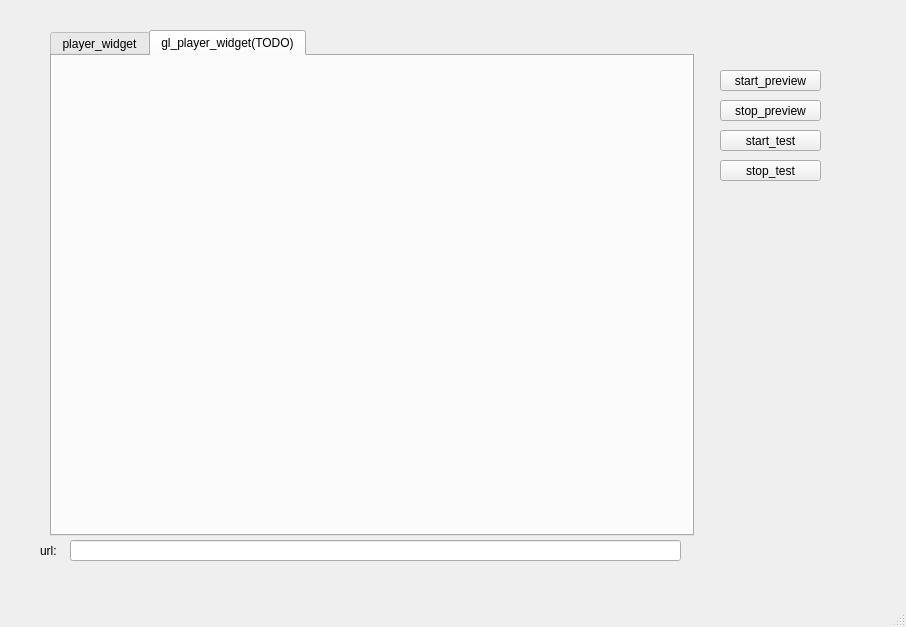
First picture: the form in mainwindow.ui, repository xssbyte/qt_ffmpeg_rtmp_player_demo, before the edit.
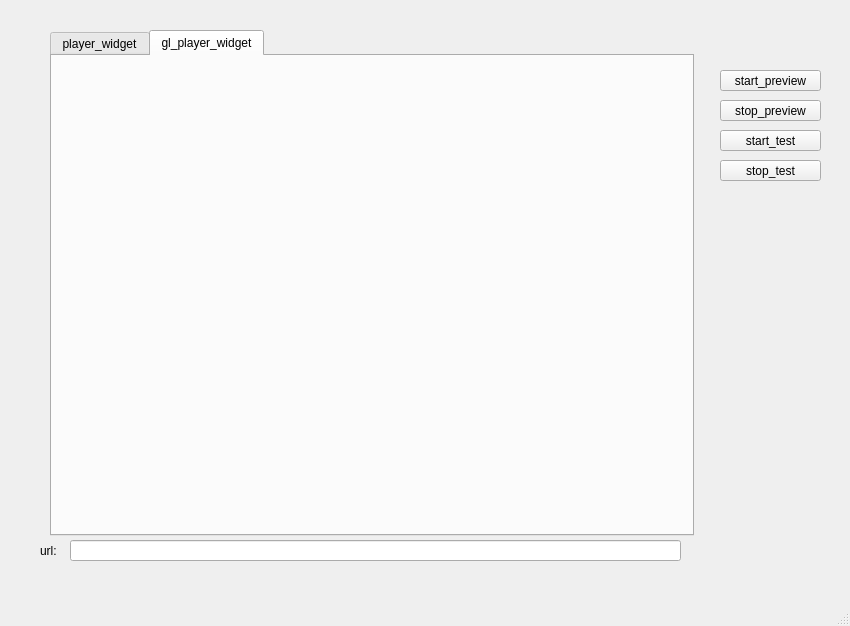
Second picture: the form after the edit. Custom widgets are drawn as their Qt base class.

Commit message: update opengl widget

```diff
--- a/mainwindow.ui
+++ b/mainwindow.ui
@@ -6,8 +6,8 @@
    <rect>
     <x>0</x>
     <y>0</y>
-    <width>906</width>
-    <height>627</height>
+    <width>850</width>
+    <height>626</height>
    </rect>
   </property>
   <property name="windowTitle">
@@ -108,7 +108,7 @@
     </widget>
     <widget class="QGLPlayerWidget" name="gl_player_widget">
      <attribute name="title">
-      <string>gl_player_widget(TODO)</string>
+      <string>gl_player_widget</string>
      </attribute>
     </widget>
    </widget>
```
Left out of the diff: 2 changed lines with no effect on the pictures. The commit also changes 4 other files.
